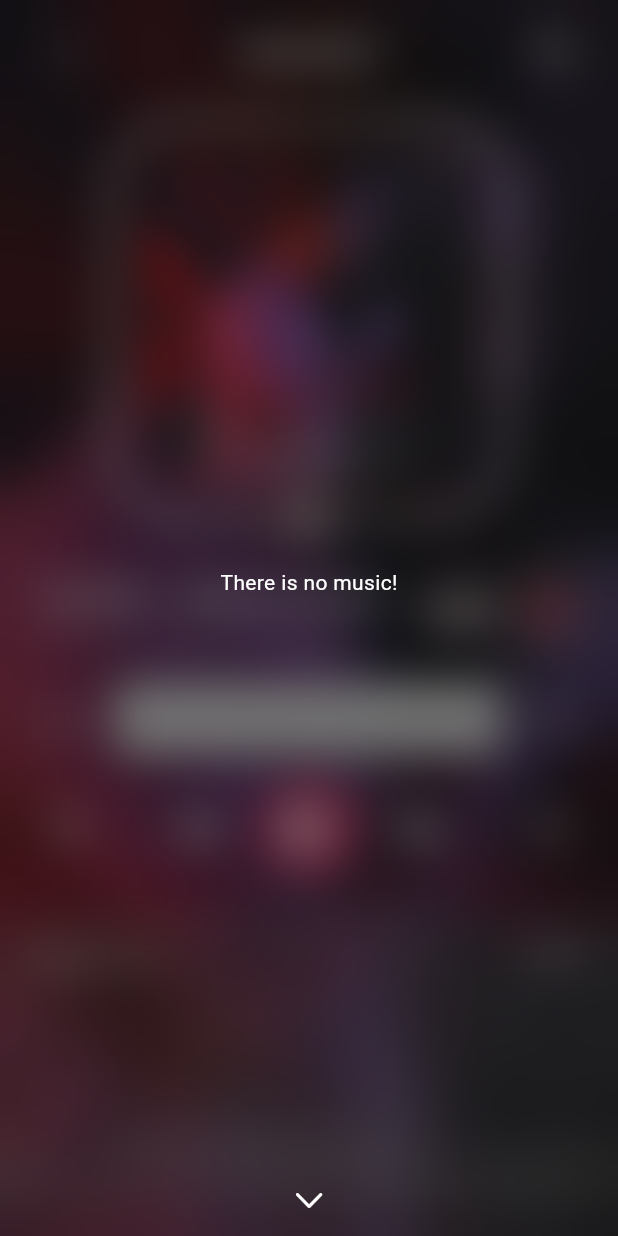
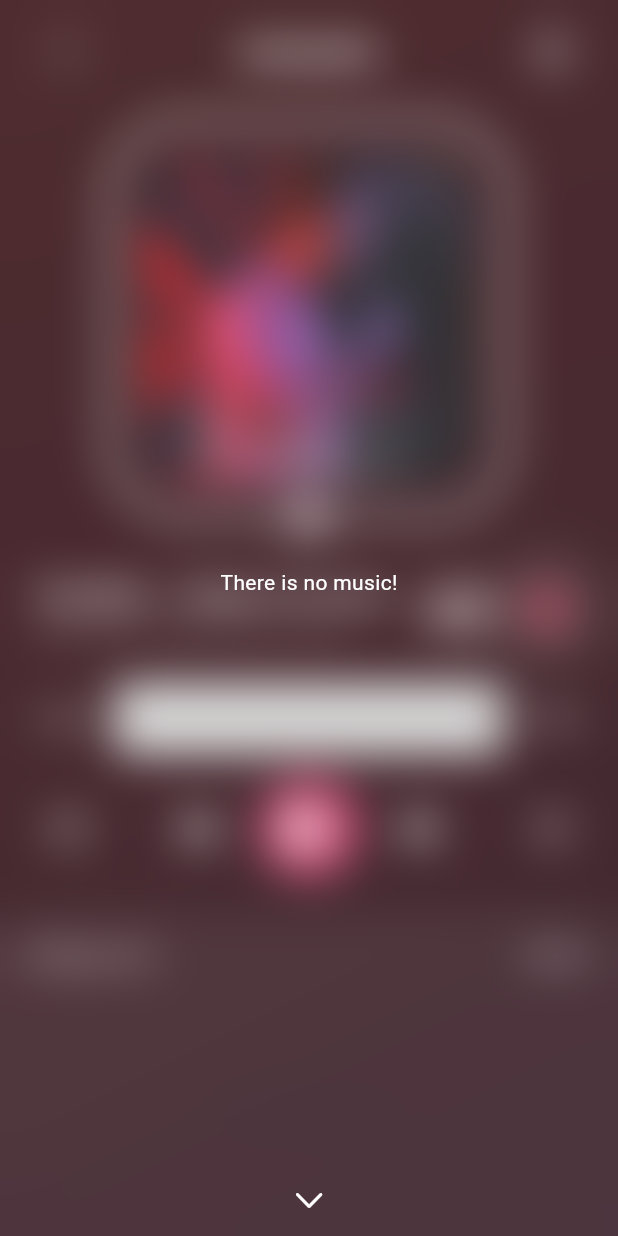
Before and after one commit to mehrdadMP/glossy-tunes, a Flutter app: the screen it shows after launch, after a tap on "See all", on a phone screen of 412 x 824 dp. Run offline on Flutter 3.47's test engine with Material 3 defaults, Android fonts, the phone set to English and light mode, and no system bars; our stand-ins replace on_audio_query, text_scroll; missing offline and left inert: audio_wave.

Commit message:
Created colorFul Background for when the app starts and no music selected yet.

```diff
--- a/lib/main.dart
+++ b/lib/main.dart
@@ -21,10 +21,11 @@ class MyApp extends StatelessWidget {
         debugShowCheckedModeBanner: false,
         title: 'Flutter Demo',
         theme: AppTheme.themeData(),
-        home: Responsive(
+        home: MobileMainScreen()
+        /* Responsive(
           desktop: DesktopMainScreen(),
           mobile: MobileMainScreen(),
           tablet: TabletMainScreen(),
-        ));
+        ) */);
   }
 }
--- a/lib/mobile_view/Main screen/all_musics_data.dart
+++ b/lib/mobile_view/Main screen/all_musics_data.dart
@@ -1,13 +1,19 @@
 import 'package:on_audio_query/on_audio_query.dart';
 
 class AllMusicsData {
-  List<SongModel>? data;
+  List<SongModel>? _data;
+  SongModel? _selectedMusicData;
 
-  setAllMusicsData(List<SongModel>? data) {
-    this.data = data;
+  void setAllMusicsData(List<SongModel>? data) {
+    _data = data;
+    _selectedMusicData;
   }
 
-  List<SongModel>? get musicData {
-    return data;
+  void setSelectedMusicData(SongModel selectedMusicData) {
+    _selectedMusicData = selectedMusicData;
   }
+
+  List<SongModel>? get allMusicsData => _data;
+
+  SongModel? get selectedMusicData => _selectedMusicData;
 }
--- /dev/null
+++ b/lib/mobile_view/Main screen/colorful_background.dart
@@ -0,0 +1,83 @@
+import "package:flutter/material.dart";
+import 'package:flutter/cupertino.dart';
+
+class ColorfulBackground extends StatefulWidget {
+  final Widget? child;
+  final List<Color> backgroundColors;
+  final Alignment begin;
+  final Alignment end;
+  final Duration duration;
+  final double width;
+  final double height;
+  final List<Widget> decoratorsList;
+
+  const ColorfulBackground({
+    Key? key,
+    required this.duration,
+    required this.backgroundColors,
+    this.child,
+    this.decoratorsList = const [SizedBox()],
+    this.begin = Alignment.topLeft,
+    this.end = Alignment.bottomRight,
+    this.height = double.infinity,
+    this.width = double.infinity,
+  }) : super(key: key);
+
+  @override
+  State<ColorfulBackground> createState() => _ColorfulBackgroundState();
+}
+
+class _ColorfulBackgroundState extends State<ColorfulBackground> {
+
+  late Color bottomColor;
+  late Color topColor;
+  late Alignment begin;
+  late Alignment end;
+  int index = 0;
+
+  @override
+  void initState() {
+    bottomColor = widget.backgroundColors[widget.backgroundColors.length <= 1 ? widget.backgroundColors.length : 1];
+    topColor = widget.backgroundColors[0];
+    begin = widget.begin;
+    end = widget.end;
+    super.initState();
+  }
+
+    @override
+    Widget build(BuildContext context) {
+      Future.delayed(widget.duration, () {
+        if (mounted) {
+          setState(() {
+            bottomColor = widget.backgroundColors[index % widget.backgroundColors.length];
+          });
+        }
+      });
+
+      return SizedBox(
+        height: widget.height,
+        width: widget.width,
+        child: Stack(
+          children: [
+            AnimatedContainer(
+              width: MediaQuery.of(context).size.width,
+              duration: widget.duration,
+              onEnd: () {
+                setState(() {
+                  index = index + 1;
+
+                  bottomColor = widget.backgroundColors[index % widget.backgroundColors.length];
+                  topColor = widget.backgroundColors[(index + 1) % widget.backgroundColors.length];
+                });
+              },
+              decoration: BoxDecoration(
+                  gradient: LinearGradient(
+                      begin: begin, end: end, colors: [bottomColor, topColor])),
+            ),
+            for (int i = 0; i < widget.decoratorsList.length; i++) widget.decoratorsList[i],
+            Positioned.fill(child: widget.child ?? const SizedBox()),
+          ],
+        ),
+      );
+    }
+}
--- a/lib/mobile_view/Main screen/custom_route_animated.dart
+++ b/lib/mobile_view/Main screen/custom_route_animated.dart
@@ -8,7 +8,7 @@ class CustomRouteAnimated extends ModalRoute<void> {
   CustomRouteAnimated({required this.child, required this.transitionMode});
 
   @override
-  Duration get transitionDuration => Duration(milliseconds: 1000);
+  Duration get transitionDuration => Duration(milliseconds: 600);
 
   @override
   bool get opaque => false;
@@ -17,7 +17,7 @@ class CustomRouteAnimated extends ModalRoute<void> {
   bool get barrierDismissible => false;
 
   @override
-  Color get barrierColor => Color.fromARGB(190, 14, 14, 14).withOpacity(0.50);
+  Color get barrierColor => Color.fromARGB(15, 255, 255, 255).withOpacity(0.1);
 
   @override
   String? get barrierLabel => null;
@@ -26,7 +26,7 @@ class CustomRouteAnimated extends ModalRoute<void> {
   bool get maintainState => true;
 
   @override
-  Widget buildPage(
+  Widget buildPage (
     BuildContext context,
     Animation<double> animation,
     Animation<double> secondaryAnimation,
--- a/lib/mobile_view/Main screen/mobile_main_screen.dart
+++ b/lib/mobile_view/Main screen/mobile_main_screen.dart
@@ -1,8 +1,11 @@
+import 'dart:async';
+import 'dart:math';
 import 'dart:ui';
 import 'package:audio_wave/audio_wave.dart';
 import 'package:flutter/cupertino.dart';
 import 'package:flutter/material.dart';
 import 'package:glossy_tunes/gen/assets.gen.dart';
+import 'package:glossy_tunes/mobile_view/Main%20screen/colorful_background.dart';
 import 'package:glossy_tunes/mobile_view/Main%20screen/custom_route_animated.dart';
 import 'package:glossy_tunes/mobile_view/Main%20screen/all_musics_data.dart';
 import 'package:glossy_tunes/rrect_slider.dart';
@@ -10,6 +13,8 @@ import 'package:on_audio_query/on_audio_query.dart';
 import 'package:text_scroll/text_scroll.dart';
 
 mixin texts {
+  //All texts in this library uses this textStyle. Some texts apply some
+  //changes to this by copywith().
   final TextStyle textStyle = TextStyle(color: Colors.white);
   final OnAudioQuery _audioQuery = OnAudioQuery();
   bool _hasPermission = false;
@@ -21,12 +26,12 @@ class MobileMainScreen extends StatelessWidget with texts {
 
   @override
   Widget build(BuildContext context) {
+    //This is the size of device screen.
+    final Size ScreenSize = MediaQuery.of(context).size;
+
     //This is the path of musicCover, this will set on blured background and
     // RRectSlider musicCover field.
     String musicCoverPath = Assets.images.samanJaliliTarafdar.path;
-
-    //All texts in this library uses this textStyle. Some texts apply some
-    //changes to this by copywith().
 
     //This buttonStyle sets on the two IconButton in top Row() of UI.
     ButtonStyle buttonStyle = ButtonStyle(
@@ -38,26 +43,19 @@ class MobileMainScreen extends StatelessWidget with texts {
     Color waveBarColor = Color.fromARGB(242, 228, 59, 129);
 
     return Scaffold(
+      backgroundColor: Color.fromARGB(255, 151, 45, 110),
       body: Stack(
         children: [
-          Container(
-            decoration: BoxDecoration(
-                color: Colors.black87,
-                image: DecorationImage(
-                    image: ExactAssetImage(
-                      musicCoverPath,
-                    ),
-                    fit: BoxFit.cover)),
-            child: ClipRRect(
-              child: BackdropFilter(
-                filter: ImageFilter.blur(sigmaX: 15, sigmaY: 15),
-                child: Container(
-                  color: Colors.black.withOpacity(0.35),
-                ),
-              ),
-            ),
-          ),
+          _BackGroundImage(
+              musicCoverPath: musicCoverPath,
+              screenSize: ScreenSize,
+              musicData: musicsData),
+          _BackgroundBlurFilter(),
           SafeArea(
+            child: SingleChildScrollView(
+              physics: NeverScrollableScrollPhysics(),
+              child: SizedBox(
+                height: ScreenSize.height,
                 child: Column(children: [
                   //BackButton, Listening now, more button are here.
                   _FirstRow(buttonStyle: buttonStyle),
@@ -82,7 +80,143 @@ class MobileMainScreen extends StatelessWidget with texts {
                   _MusicsList(musicsData: musicsData)
                 ]),
               ),
+            ),
+          ),
         ],
+      ),
+    );
+  }
+}
+
+class _BackgroundBlurFilter extends StatelessWidget {
+  const _BackgroundBlurFilter({
+    super.key,
+  });
+
+  @override
+  Widget build(BuildContext context) {
+    return ClipRRect(
+      child: BackdropFilter(
+        filter: ImageFilter.blur(sigmaX: 15, sigmaY: 15),
+        child: Container(
+          color: Colors.black.withOpacity(0.35),
+        ),
+      ),
+    );
+  }
+}
+
+class _BackGroundImage extends StatefulWidget {
+  final Size screenSize;
+  final AllMusicsData musicData;
+  final String musicCoverPath;
+
+  const _BackGroundImage({
+    required this.musicCoverPath,
+    required this.screenSize,
+    required this.musicData,
+  });
+
+  @override
+  State<_BackGroundImage> createState() => _BackGroundImageState();
+}
+
+class _BackGroundImageState extends State<_BackGroundImage>
+    with TickerProviderStateMixin {
+  SongModel? lastSelectedMusicData;
+  List<Color> backgroundColors = [
+    Colors.black54,
+    Colors.orange.shade900,
+    Colors.brown.shade900,
+    Colors.red.shade900,
+    Colors.grey.shade900,
+    Colors.green.shade900,
+    Colors.teal.shade900,
+    Colors.yellow.shade900,
+    Colors.blue.shade900
+  ];
+
+  late final AnimationController _animationHorizontallyController =
+      AnimationController(duration: Duration(milliseconds: 6500), vsync: this)
+        ..repeat(reverse: true);
+
+  late final AnimationController _animationVerticallyController =
+      AnimationController(duration: Duration(milliseconds: 8000), vsync: this)
+        ..repeat(reverse: true);
+
+  late final Animation<Offset> _animationHorizontally = Tween<Offset>(
+    begin: Offset(-0.15, 0),
+    end: Offset(0, 0),
+  ).animate(
+    CurvedAnimation(
+      parent: _animationHorizontallyController,
+      curve: Curves.linear,
+    ),
+  );
+
+  late final Animation<Offset> _animationVertically = Tween<Offset>(
+    begin: Offset(0, -0.15),
+    end: Offset(0, 0),
+  ).animate(
+    CurvedAnimation(
+      parent: _animationVerticallyController,
+      curve: Curves.linear,
+    ),
+  );
+  @override
+  void dispose() {
+    _animationHorizontallyController.dispose();
+    super.dispose();
+  }
+
+  @override
+  void initState() {
+    super.initState();
+    lastSelectedMusicData = widget.musicData.selectedMusicData;
+  }
+
+  @override
+  Widget build(BuildContext context) {
+    return SingleChildScrollView(
+      child: SlideTransition(
+        position: _animationVertically,
+        child: SingleChildScrollView(
+          child: SlideTransition(
+            position: _animationHorizontally,
+            child: Transform.scale(
+              scale: 1.5,
+              child: Container(
+                width: widget.screenSize.width,
+                height: widget.screenSize.height,
+                child: widget.musicData.selectedMusicData == null
+                    ? ColorfulBackground(
+                        backgroundColors: backgroundColors,
+                        duration: Duration(milliseconds: 3900),
+                        width: widget.screenSize.width,
+                        height: widget.screenSize.height,
+                      )
+                    : QueryArtworkWidget(
+                        nullArtworkWidget: Container(
+                          decoration: BoxDecoration(
+                              color: Color.fromARGB(255, 255, 255, 255),
+                              borderRadius: BorderRadius.circular(9)),
+                          child: Icon(
+                            CupertinoIcons.music_note_2,
+                            color: Colors.white,
+                          ),
+                          width: 55,
+                          height: 55,
+                        ),
+                        artworkWidth: 55,
+                        artworkHeight: 55,
+                        size: 300,
+                        artworkBorder: BorderRadius.circular(9),
+                        id: widget.musicData.selectedMusicData!.id,
+                        type: ArtworkType.AUDIO),
+              ),
+            ),
+          ),
+        ),
       ),
     );
   }
@@ -370,7 +504,7 @@ class _PlayingButtons extends StatelessWidget {
 
 class _MusicsList extends StatefulWidget {
   final AllMusicsData musicsData;
-  _MusicsList({required this.musicsData});
+  const _MusicsList({required this.musicsData});
 
   @override
   State<_MusicsList> createState() => _MusicsListState();
@@ -420,26 +554,6 @@ class _MusicsListState extends State<_MusicsList>
                           Navigator.of(context).push(CustomRouteAnimated(
                               transitionMode: TransitionMode.slideTransition,
                               child: AllMusic(musicsData: widget.musicsData)));
-                          /* showGeneralDialog(barrierColor: Colors.transparent,
-                            transitionDuration: Duration(milliseconds: 75),
-                            context: context,
-                            pageBuilder:
-                                (context, animation, secondaryAnimation) =>
-                                    Container(),
-                            transitionBuilder: (context, animation,
-                                    secondaryAnimation, child) =>
-                                SlideTransition(
-                              position: Tween<Offset>(
-                                      begin: Offset(0, 100), end: Offset(0, 0))
-                                  .animate(animation),
-                              child: Dialog(
-                                  insetPadding: EdgeInsets.zero,
-                                  backgroundColor:
-                                      Color.fromARGB(83, 68, 65, 65),
-                                  child:
-                                      AllMusic(musicsData: widget.musicsData)),
-                            ),
-                          ); */
                         },
                         child: Text(
                           'See all',
@@ -620,10 +734,15 @@ class _MusicsListState extends State<_MusicsList>
   }
 }
 
-class AllMusic extends StatelessWidget with texts {
+class AllMusic extends StatefulWidget {
   final AllMusicsData musicsData;
   AllMusic({super.key, required this.musicsData});
 
+  @override
+  State<AllMusic> createState() => _AllMusicState();
+}
+
+class _AllMusicState extends State<AllMusic> with texts {
   @override
   Widget build(BuildContext context) {
     return SafeArea(
@@ -633,7 +752,7 @@ class AllMusic extends StatelessWidget with texts {
           child: Column(
             children: [
               Expanded(
-                child: musicsData.data == null
+                child: widget.musicsData.allMusicsData == null
                     ? Center(
                         child: Text(
                         'There is no music!',
@@ -641,15 +760,21 @@ class AllMusic extends StatelessWidget with texts {
                       ))
                     : ListView.builder(
                         padding: EdgeInsets.zero,
-                        itemCount: musicsData.musicData!.length,
+                        itemCount: widget.musicsData.allMusicsData!.length,
                         itemBuilder: (context, index) => Padding(
                           padding: const EdgeInsets.fromLTRB(15, 8, 15, 8),
+                          child: GestureDetector(
+                            onTap: () {
+                              widget.musicsData.setSelectedMusicData(
+                                  widget.musicsData.allMusicsData![index]);
+                            },
                             child: Container(
                               padding: EdgeInsets.fromLTRB(10, 10, 0, 10),
                               decoration: BoxDecoration(
                                   borderRadius: BorderRadius.circular(13),
                                   border: Border.all(
-                                    color: Color.fromARGB(200, 199, 48, 111))),
+                                      color:
+                                          Color.fromARGB(200, 199, 48, 111))),
                               child: Row(
                                   mainAxisAlignment:
                                       MainAxisAlignment.spaceBetween,
@@ -675,7 +800,8 @@ class AllMusic extends StatelessWidget with texts {
                                             size: 300,
                                             artworkBorder:
                                                 BorderRadius.circular(9),
-                                          id: musicsData.data![index].id,
+                                            id: widget.musicsData
+                                                .allMusicsData![index].id,
                                             type: ArtworkType.AUDIO),
                                       ),
                                     ),
@@ -689,12 +815,13 @@ class AllMusic extends StatelessWidget with texts {
                                         SizedBox(
                                           width: 145,
                                           child: TextScroll(
-                                          musicsData.data![index].title,
+                                            widget.musicsData
+                                                .allMusicsData![index].title,
                                             pauseBetween: Duration(seconds: 3),
                                             velocity: Velocity(
                                                 pixelsPerSecond: Offset(20, 0)),
-                                          style:
-                                              textStyle.copyWith(fontSize: 17),
+                                            style: textStyle.copyWith(
+                                                fontSize: 17),
                                           ),
                                         ),
                                         SizedBox(height: 7),
@@ -711,10 +838,12 @@ class AllMusic extends StatelessWidget with texts {
                                             SizedBox(
                                               width: 150,
                                               child: TextScroll(
-                                              musicsData.data![index]
+                                                widget
+                                                    .musicsData
+                                                    .allMusicsData![index]
                                                     .displayNameWOExt,
-                                              pauseBetween:
-                                                  Duration(milliseconds: 2500),
+                                                pauseBetween: Duration(
+                                                    milliseconds: 2500),
                                                 velocity: Velocity(
                                                     pixelsPerSecond:
                                                         Offset(15, 0)),
@@ -780,6 +909,7 @@ class AllMusic extends StatelessWidget with texts {
                           ),
                         ),
                       ),
+              ),
               IconButton(
                   onPressed: () {
                     Navigator.of(context).pop();
```
Lines whose indentation alone changed are shown as unchanged.
